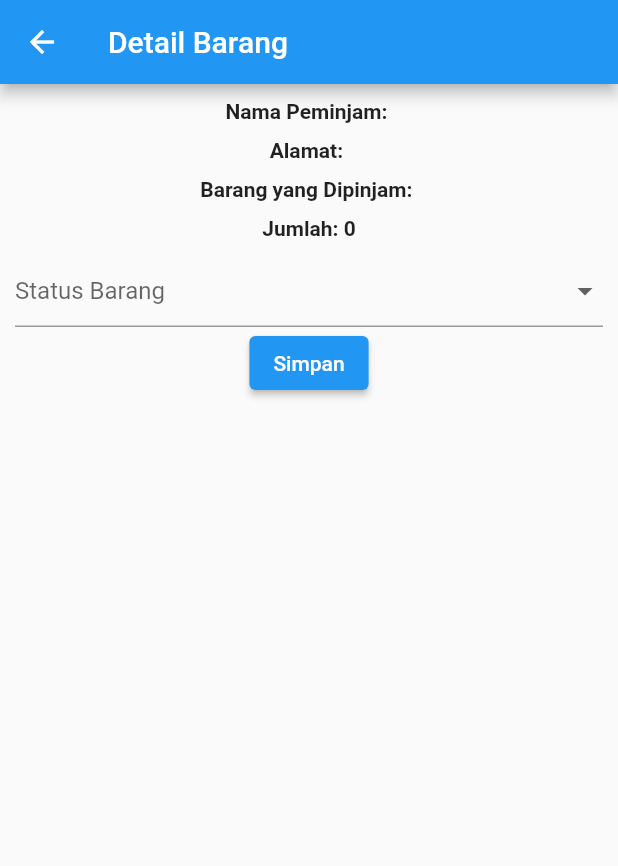
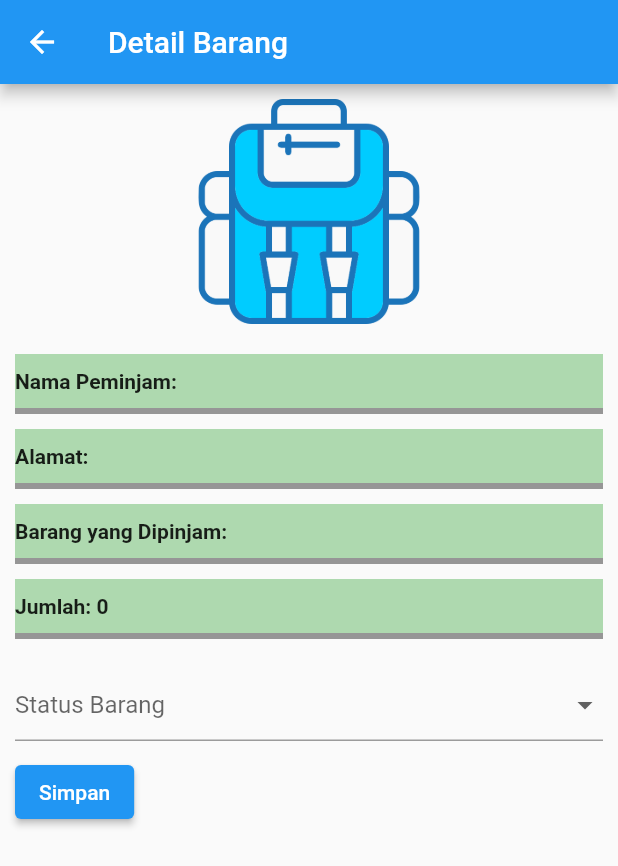
Before and after one commit to aldy202/naturehike, a Flutter app: the DetailPeminjam screen opened directly, on a phone screen of 412 x 824 dp. Shown: the top 866 px of the screen. Run offline on Flutter 3.47's test engine with Material 2 defaults, Android fonts, the phone set to English and light mode, and no system bars; our stand-ins replace cloud_firestore, firebase_auth, firebase_core, firebase_storage, flutter_secure_storage, image_picker; accounts and stored records are empty.

Commit message:
memperbaiki tampilan detail barang

```diff
--- a/lib/view/detailpeminjaman.dart
+++ b/lib/view/detailpeminjaman.dart
@@ -54,28 +54,88 @@ class _DetailPeminjamState extends State<DetailPeminjam> {
         child: Form(
           key: formkey,
           child: Column(
+            crossAxisAlignment:
+                CrossAxisAlignment.stretch, // Mengatur rata kiri
             children: [
-              Text(
+              Image.asset(
+                'assets/images/backpack.png',
+                width: 150,
+                height: 150,
+              ),
+              SizedBox(
+                height: 20,
+              ),
+              Container(
+                color: Color.fromARGB(112, 76, 175, 79),
+                child: Padding(
+                  padding: const EdgeInsets.symmetric(vertical: 10),
+                  child: Text(
                     'Nama Peminjam: ${widget.bfnamapeminjam ?? ''}',
                     style: const TextStyle(fontWeight: FontWeight.bold),
                   ),
-              const SizedBox(height: 10),
-              Text(
+                ),
+              ),
+              Container(
+                height: 4,
+                color: Color.fromARGB(255, 150, 150, 150),
+              ),
+              SizedBox(
+                height: 10,
+              ),
+              Container(
+                color: Color.fromARGB(112, 76, 175, 79),
+                child: Padding(
+                  padding: const EdgeInsets.symmetric(vertical: 10),
+                  child: Text(
                     'Alamat: ${widget.bfalamat ?? ''}',
                     style: const TextStyle(fontWeight: FontWeight.bold),
                   ),
-              const SizedBox(height: 10),
-              Text(
+                ),
+              ),
+              Container(
+                height: 4,
+                color: Color.fromARGB(255, 150, 150, 150),
+              ),
+              SizedBox(
+                height: 10,
+              ),
+              Container(
+                color: Color.fromARGB(112, 76, 175, 79),
+                child: Padding(
+                  padding: const EdgeInsets.symmetric(vertical: 10),
+                  child: Text(
                     'Barang yang Dipinjam: ${widget.bfselectbarang ?? ''}',
                     style: const TextStyle(fontWeight: FontWeight.bold),
                   ),
-              const SizedBox(height: 10),
-              Text(
+                ),
+              ),
+              Container(
+                height: 4,
+                color: Color.fromARGB(255, 150, 150, 150),
+              ),
+              SizedBox(
+                height: 10,
+              ),
+              Container(
+                color: Color.fromARGB(112, 76, 175, 79),
+                child: Padding(
+                  padding: const EdgeInsets.symmetric(vertical: 10),
+                  child: Text(
                     'Jumlah: ${widget.bfjumlah ?? 0}',
                     style: const TextStyle(fontWeight: FontWeight.bold),
                   ),
-              const SizedBox(height: 10),
-              DropdownButtonFormField<String>(
+                ),
+              ),
+              Container(
+                height: 4,
+                color: Color.fromARGB(255, 150, 150, 150),
+              ),
+              SizedBox(
+                height: 10,
+              ),
+              Padding(
+                padding: const EdgeInsets.symmetric(vertical: 10),
+                child: DropdownButtonFormField<String>(
                   decoration: const InputDecoration(hintText: 'Status Barang'),
                   value: newstatus,
                   items: statusOptions.map((status) {
@@ -96,12 +156,16 @@ class _DetailPeminjamState extends State<DetailPeminjam> {
                     return null;
                   },
                 ),
-              ElevatedButton(
+              ),
+              Align(
+                alignment: Alignment.centerLeft, // Mengatur rata kiri
+                child: ElevatedButton(
                   onPressed: () {
                     // Panggil fungsi untuk menyimpan perubahan status barang
                     saveStatus();
                   },
                   child: const Text('Simpan'),
+                ),
               ),
             ],
           ),
```
Also changed, not shown: assets/images/backpack.png (added). Lines whose indentation alone changed are shown as unchanged.
